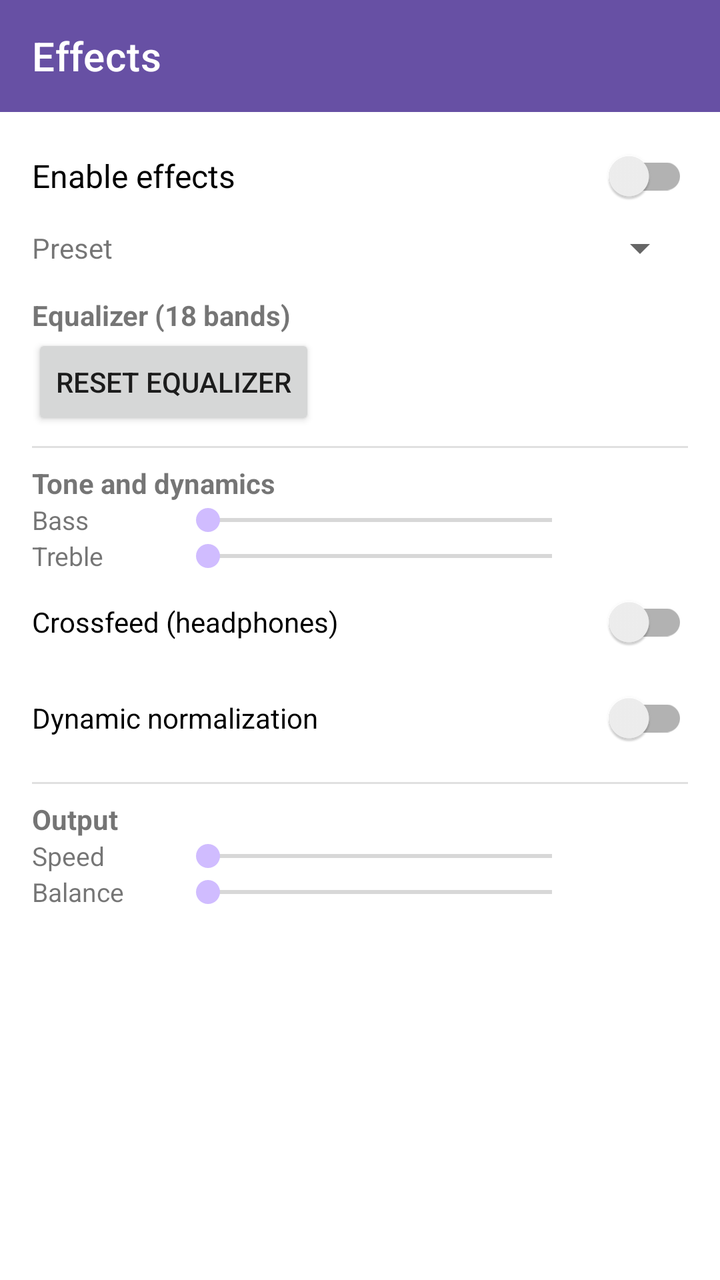
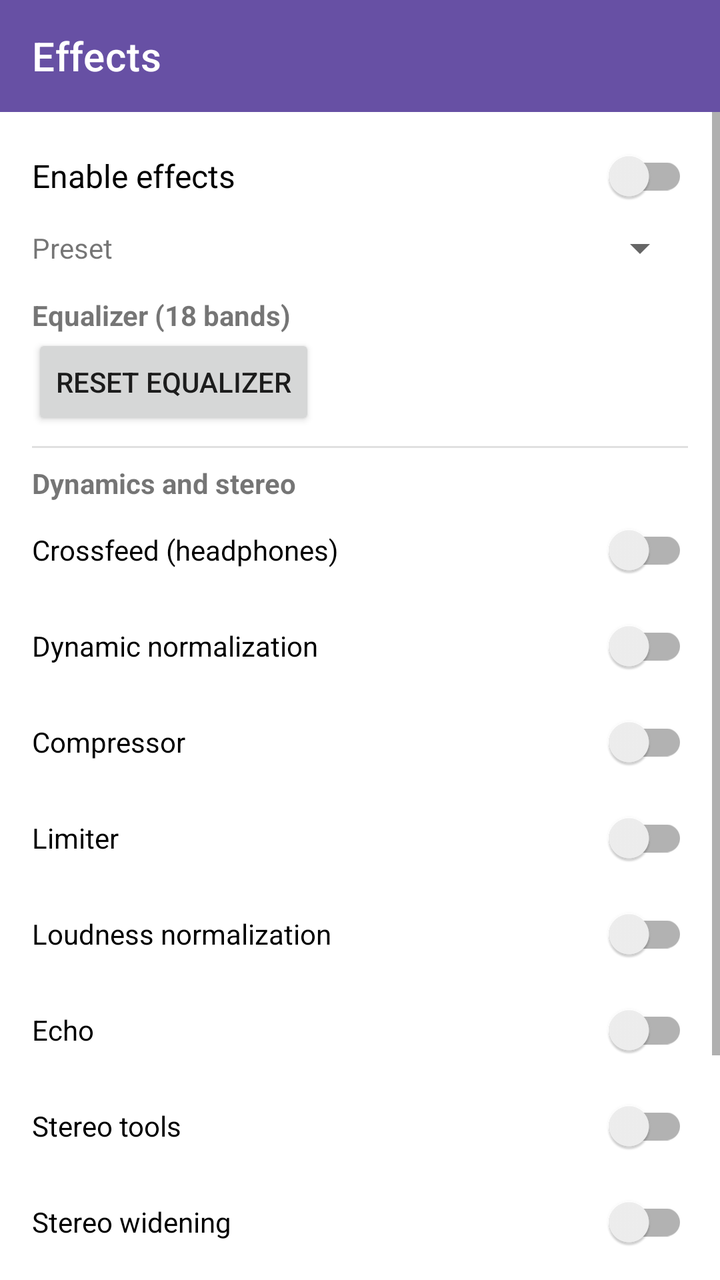

Before-and-after screenshots of an Android layout around one commit, followed by the original layout XML and the change that was made.
<!-- AndroidManifest.xml: application theme Theme.LibreAmp -->
<!-- res/layout/fragment_effects.xml -->
<?xml version="1.0" encoding="utf-8"?>
<LinearLayout xmlns:android="http://schemas.android.com/apk/res/android"
    xmlns:app="http://schemas.android.com/apk/res-auto"
    android:layout_width="match_parent"
    android:layout_height="match_parent"
    android:orientation="vertical">

    <androidx.appcompat.widget.Toolbar
        android:id="@+id/toolbar"
        android:layout_width="match_parent"
        android:layout_height="?attr/actionBarSize"
        android:background="?attr/colorPrimary"
        app:title="@string/tab_effects"
        app:titleTextColor="@android:color/white" />

    <ScrollView
        android:layout_width="match_parent"
        android:layout_height="0dp"
        android:layout_weight="1">

        <LinearLayout
            android:layout_width="match_parent"
            android:layout_height="wrap_content"
            android:orientation="vertical"
            android:paddingStart="16dp"
            android:paddingEnd="16dp"
            android:paddingTop="8dp"
            android:paddingBottom="24dp">

            <androidx.appcompat.widget.SwitchCompat
                android:id="@+id/switch_enabled"
                android:layout_width="match_parent"
                android:layout_height="wrap_content"
                android:paddingTop="8dp"
                android:paddingBottom="8dp"
                android:text="@string/effects_enable"
                android:textSize="16sp" />

            <LinearLayout
                android:layout_width="match_parent"
                android:layout_height="wrap_content"
                android:gravity="center_vertical"
                android:orientation="horizontal">

                <TextView
                    android:layout_width="wrap_content"
                    android:layout_height="wrap_content"
                    android:text="@string/effects_preset" />

                <Spinner
                    android:id="@+id/spinner_preset"
                    android:layout_width="0dp"
                    android:layout_height="wrap_content"
                    android:layout_marginStart="8dp"
                    android:layout_weight="1" />
            </LinearLayout>

            <TextView
                android:layout_width="match_parent"
                android:layout_height="wrap_content"
                android:layout_marginTop="12dp"
                android:text="@string/effects_equalizer"
                android:textStyle="bold" />

            <LinearLayout
                android:id="@+id/container_bands"
                android:layout_width="match_parent"
                android:layout_height="wrap_content"
                android:orientation="vertical" />

            <Button
                android:id="@+id/button_reset_eq"
                android:layout_width="wrap_content"
                android:layout_height="wrap_content"
                android:text="@string/effects_reset_eq" />

            <View
                android:layout_width="match_parent"
                android:layout_height="1dp"
                android:layout_marginTop="8dp"
                android:layout_marginBottom="8dp"
                android:background="?android:attr/listDivider" />

            <TextView
                android:layout_width="match_parent"
                android:layout_height="wrap_content"
                android:text="@string/effects_tone"
                android:textStyle="bold" />

            <LinearLayout
                android:layout_width="match_parent"
                android:layout_height="wrap_content"
                android:gravity="center_vertical"
                android:orientation="horizontal">

                <TextView
                    android:layout_width="72dp"
                    android:layout_height="wrap_content"
                    android:text="@string/effects_bass"
                    android:textSize="13sp" />

                <SeekBar
                    android:id="@+id/seek_bass"
                    android:layout_width="0dp"
                    android:layout_height="wrap_content"
                    android:layout_weight="1"
                    android:max="40" />

                <TextView
                    android:id="@+id/text_bass_value"
                    android:layout_width="52dp"
                    android:layout_height="wrap_content"
                    android:gravity="end"
                    android:textSize="12sp" />
            </LinearLayout>

            <LinearLayout
                android:layout_width="match_parent"
                android:layout_height="wrap_content"
                android:gravity="center_vertical"
                android:orientation="horizontal">

                <TextView
                    android:layout_width="72dp"
                    android:layout_height="wrap_content"
                    android:text="@string/effects_treble"
                    android:textSize="13sp" />

                <SeekBar
                    android:id="@+id/seek_treble"
                    android:layout_width="0dp"
                    android:layout_height="wrap_content"
                    android:layout_weight="1"
                    android:max="40" />

                <TextView
                    android:id="@+id/text_treble_value"
                    android:layout_width="52dp"
                    android:layout_height="wrap_content"
                    android:gravity="end"
                    android:textSize="12sp" />
            </LinearLayout>

            <androidx.appcompat.widget.SwitchCompat
                android:id="@+id/switch_crossfeed"
                android:layout_width="match_parent"
                android:layout_height="wrap_content"
                android:paddingTop="8dp"
                android:paddingBottom="8dp"
                android:text="@string/effects_crossfeed" />

            <androidx.appcompat.widget.SwitchCompat
                android:id="@+id/switch_dynaudnorm"
                android:layout_width="match_parent"
                android:layout_height="wrap_content"
                android:paddingTop="8dp"
                android:paddingBottom="8dp"
                android:text="@string/effects_dynaudnorm" />

            <View
                android:layout_width="match_parent"
                android:layout_height="1dp"
                android:layout_marginTop="8dp"
                android:layout_marginBottom="8dp"
                android:background="?android:attr/listDivider" />

            <TextView
                android:layout_width="match_parent"
                android:layout_height="wrap_content"
                android:text="@string/effects_output"
                android:textStyle="bold" />

            <LinearLayout
                android:layout_width="match_parent"
                android:layout_height="wrap_content"
                android:gravity="center_vertical"
                android:orientation="horizontal">

                <TextView
                    android:layout_width="72dp"
                    android:layout_height="wrap_content"
                    android:text="@string/effects_speed"
                    android:textSize="13sp" />

                <SeekBar
                    android:id="@+id/seek_speed"
                    android:layout_width="0dp"
                    android:layout_height="wrap_content"
                    android:layout_weight="1"
                    android:max="175" />

                <TextView
                    android:id="@+id/text_speed_value"
                    android:layout_width="52dp"
                    android:layout_height="wrap_content"
                    android:gravity="end"
                    android:textSize="12sp" />
            </LinearLayout>

            <LinearLayout
                android:layout_width="match_parent"
                android:layout_height="wrap_content"
                android:gravity="center_vertical"
                android:orientation="horizontal">

                <TextView
                    android:layout_width="72dp"
                    android:layout_height="wrap_content"
                    android:text="@string/effects_balance"
                    android:textSize="13sp" />

                <SeekBar
                    android:id="@+id/seek_balance"
                    android:layout_width="0dp"
                    android:layout_height="wrap_content"
                    android:layout_weight="1"
                    android:max="100" />

                <TextView
                    android:id="@+id/text_balance_value"
                    android:layout_width="52dp"
                    android:layout_height="wrap_content"
                    android:gravity="end"
                    android:textSize="12sp" />
            </LinearLayout>

        </LinearLayout>
    </ScrollView>

</LinearLayout>
<!-- resources referenced by this layout -->
<resources>
  <string name="effects_balance">Balance</string>
  <string name="effects_bass">Bass</string>
  <string name="effects_crossfeed">Crossfeed (headphones)</string>
  <string name="effects_dynaudnorm">Dynamic normalization</string>
  <string name="effects_enable">Enable effects</string>
  <string name="effects_equalizer">Equalizer (18 bands)</string>
  <string name="effects_output">Output</string>
  <string name="effects_preset">Preset</string>
  <string name="effects_reset_eq">Reset equalizer</string>
  <string name="effects_speed">Speed</string>
  <string name="effects_tone">Tone and dynamics</string>
  <string name="effects_treble">Treble</string>
  <string name="tab_effects">Effects</string>
  <style name="Theme.LibreAmp" parent="Theme.MaterialComponents.DayNight.NoActionBar">
          <item name="colorPrimary">#6750A4</item>
          <item name="colorPrimaryDark">#4F378B</item>
          <item name="colorAccent">#D0BCFF</item>
      </style>
</resources>

<!-- the commit's change to res/layout/fragment_effects.xml (unified diff, before → after) -->
@@ -84,63 +84,9 @@
             <TextView
                 android:layout_width="match_parent"
                 android:layout_height="wrap_content"
-                android:text="@string/effects_tone"
+                android:text="@string/effects_dynamics"
                 android:textStyle="bold" />
 
-            <LinearLayout
-                android:layout_width="match_parent"
-                android:layout_height="wrap_content"
-                android:gravity="center_vertical"
-                android:orientation="horizontal">
-
-                <TextView
-                    android:layout_width="72dp"
-                    android:layout_height="wrap_content"
-                    android:text="@string/effects_bass"
-                    android:textSize="13sp" />
-
-                <SeekBar
-                    android:id="@+id/seek_bass"
-                    android:layout_width="0dp"
-                    android:layout_height="wrap_content"
-                    android:layout_weight="1"
-                    android:max="40" />
-
-                <TextView
-                    android:id="@+id/text_bass_value"
-                    android:layout_width="52dp"
-                    android:layout_height="wrap_content"
-                    android:gravity="end"
-                    android:textSize="12sp" />
-            </LinearLayout>
-
-            <LinearLayout
-                android:layout_width="match_parent"
-                android:layout_height="wrap_content"
-                android:gravity="center_vertical"
-                android:orientation="horizontal">
-
-                <TextView
-                    android:layout_width="72dp"
-                    android:layout_height="wrap_content"
-                    android:text="@string/effects_treble"
-                    android:textSize="13sp" />
-
-                <SeekBar
-                    android:id="@+id/seek_treble"
-                    android:layout_width="0dp"
-                    android:layout_height="wrap_content"
-                    android:layout_weight="1"
-                    android:max="40" />
-
-                <TextView
-                    android:id="@+id/text_treble_value"
-                    android:layout_width="52dp"
-                    android:layout_height="wrap_content"
-                    android:gravity="end"
-                    android:textSize="12sp" />
-            </LinearLayout>
-
             <androidx.appcompat.widget.SwitchCompat
                 android:id="@+id/switch_crossfeed"
                 android:layout_width="match_parent"
@@ -156,6 +102,62 @@
                 android:paddingTop="8dp"
                 android:paddingBottom="8dp"
                 android:text="@string/effects_dynaudnorm" />
+
+            <androidx.appcompat.widget.SwitchCompat
+                android:id="@+id/switch_compressor"
+                android:layout_width="match_parent"
+                android:layout_height="wrap_content"
+                android:paddingTop="8dp"
+                android:paddingBottom="8dp"
+                android:text="@string/effects_compressor" />
+
+            <androidx.appcompat.widget.SwitchCompat
+                android:id="@+id/switch_limiter"
+                android:layout_width="match_parent"
+                android:layout_height="wrap_content"
+                android:paddingTop="8dp"
+                android:paddingBottom="8dp"
+                android:text="@string/effects_limiter" />
+
+            <androidx.appcompat.widget.SwitchCompat
+                android:id="@+id/switch_loudnorm"
+                android:layout_width="match_parent"
+                android:layout_height="wrap_content"
+                android:paddingTop="8dp"
+                android:paddingBottom="8dp"
+                android:text="@string/effects_loudnorm" />
+
+            <androidx.appcompat.widget.SwitchCompat
+                android:id="@+id/switch_echo"
+                android:layout_width="match_parent"
+                android:layout_height="wrap_content"
+                android:paddingTop="8dp"
+                android:paddingBottom="8dp"
+                android:text="@string/effects_echo" />
+
+            <androidx.appcompat.widget.SwitchCompat
+                android:id="@+id/switch_stereo_tools"
+                android:layout_width="match_parent"
+                android:layout_height="wrap_content"
+                android:paddingTop="8dp"
+                android:paddingBottom="8dp"
+                android:text="@string/effects_stereo_tools" />
+
+            <androidx.appcompat.widget.SwitchCompat
+                android:id="@+id/switch_extra_stereo"
+                android:layout_width="match_parent"
+                android:layout_height="wrap_content"
+                android:paddingTop="8dp"
+                android:paddingBottom="8dp"
+                android:text="@string/effects_extra_stereo" />
+
+            <androidx.appcompat.widget.SwitchCompat
+                android:id="@+id/switch_pulsator"
+                android:layout_width="match_parent"
+                android:layout_height="wrap_content"
+                android:paddingTop="8dp"
+                android:paddingBottom="8dp"
+                android:text="@string/effects_pulsator" />
 
             <View
                 android:layout_width="match_parent"
<!-- resource entries referenced after the edit -->
@@ -1,17 +1,22 @@
 <!-- resources referenced by this layout -->
 <resources>
   <string name="effects_balance">Balance</string>
-  <string name="effects_bass">Bass</string>
+  <string name="effects_compressor">Compressor</string>
   <string name="effects_crossfeed">Crossfeed (headphones)</string>
+  <string name="effects_dynamics">Dynamics and stereo</string>
   <string name="effects_dynaudnorm">Dynamic normalization</string>
+  <string name="effects_echo">Echo</string>
   <string name="effects_enable">Enable effects</string>
   <string name="effects_equalizer">Equalizer (18 bands)</string>
+  <string name="effects_extra_stereo">Stereo widening</string>
+  <string name="effects_limiter">Limiter</string>
+  <string name="effects_loudnorm">Loudness normalization</string>
   <string name="effects_output">Output</string>
   <string name="effects_preset">Preset</string>
+  <string name="effects_pulsator">Auto-pan</string>
   <string name="effects_reset_eq">Reset equalizer</string>
   <string name="effects_speed">Speed</string>
-  <string name="effects_tone">Tone and dynamics</string>
-  <string name="effects_treble">Treble</string>
+  <string name="effects_stereo_tools">Stereo tools</string>
   <string name="tab_effects">Effects</string>
   <style name="Theme.LibreAmp" parent="Theme.MaterialComponents.DayNight.NoActionBar">
           <item name="colorPrimary">#6750A4</item>
